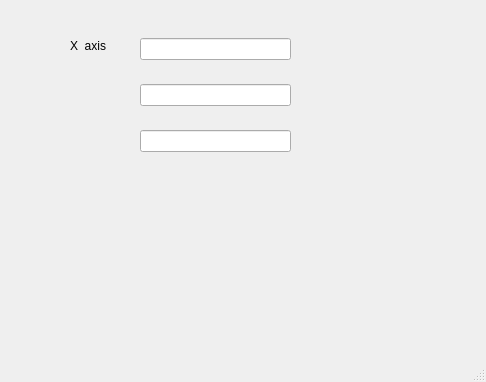
C-Qiyao/joystick_test_python, file gamepad.ui: the form before one commit.
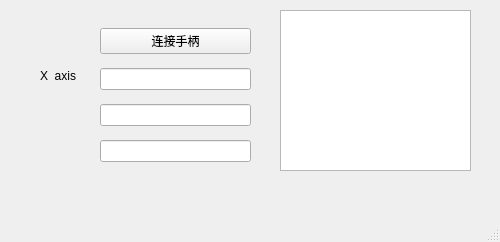
The form after the commit.

Diff of the .ui file:
```diff
--- a/gamepad.ui
+++ b/gamepad.ui
@@ -6,8 +6,8 @@
    <rect>
     <x>0</x>
     <y>0</y>
-    <width>486</width>
-    <height>382</height>
+    <width>500</width>
+    <height>242</height>
    </rect>
   </property>
   <property name="windowTitle">
@@ -17,13 +17,20 @@
    <widget class="QWidget" name="verticalLayoutWidget">
     <property name="geometry">
      <rect>
-      <x>140</x>
+      <x>100</x>
       <y>20</y>
       <width>151</width>
       <height>151</height>
      </rect>
     </property>
     <layout class="QVBoxLayout" name="verticalLayout">
+     <item>
+      <widget class="QPushButton" name="pushButton">
+       <property name="text">
+        <string>连接手柄</string>
+       </property>
+      </widget>
+     </item>
      <item>
       <widget class="QLineEdit" name="x_axis"/>
      </item>
@@ -38,8 +45,8 @@
    <widget class="QLabel" name="label">
     <property name="geometry">
      <rect>
-      <x>70</x>
-      <y>40</y>
+      <x>40</x>
+      <y>70</y>
       <width>54</width>
       <height>12</height>
      </rect>
@@ -48,6 +55,16 @@
      <string>X_axis</string>
     </property>
    </widget>
+   <widget class="QTextEdit" name="message">
+    <property name="geometry">
+     <rect>
+      <x>280</x>
+      <y>10</y>
+      <width>191</width>
+      <height>161</height>
+     </rect>
+    </property>
+   </widget>
   </widget>
   <widget class="QMenuBar" name="menubar">
    <property name="geometry">
```
Left out of the diff: 2 changed lines with no effect on the pictures.
